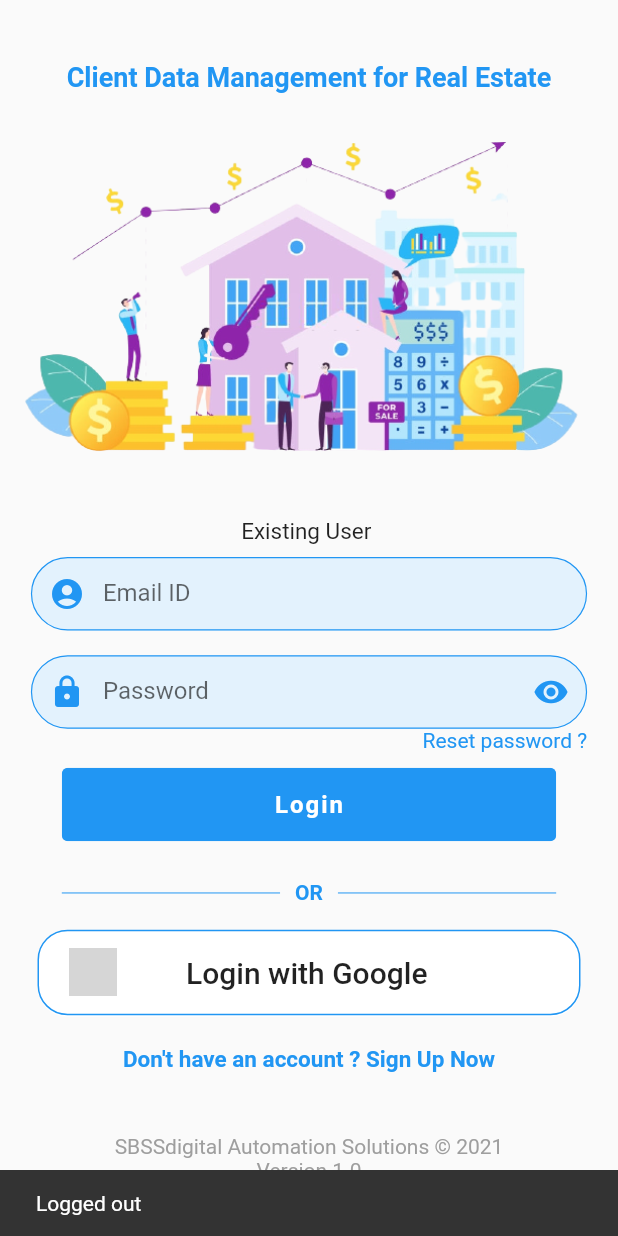
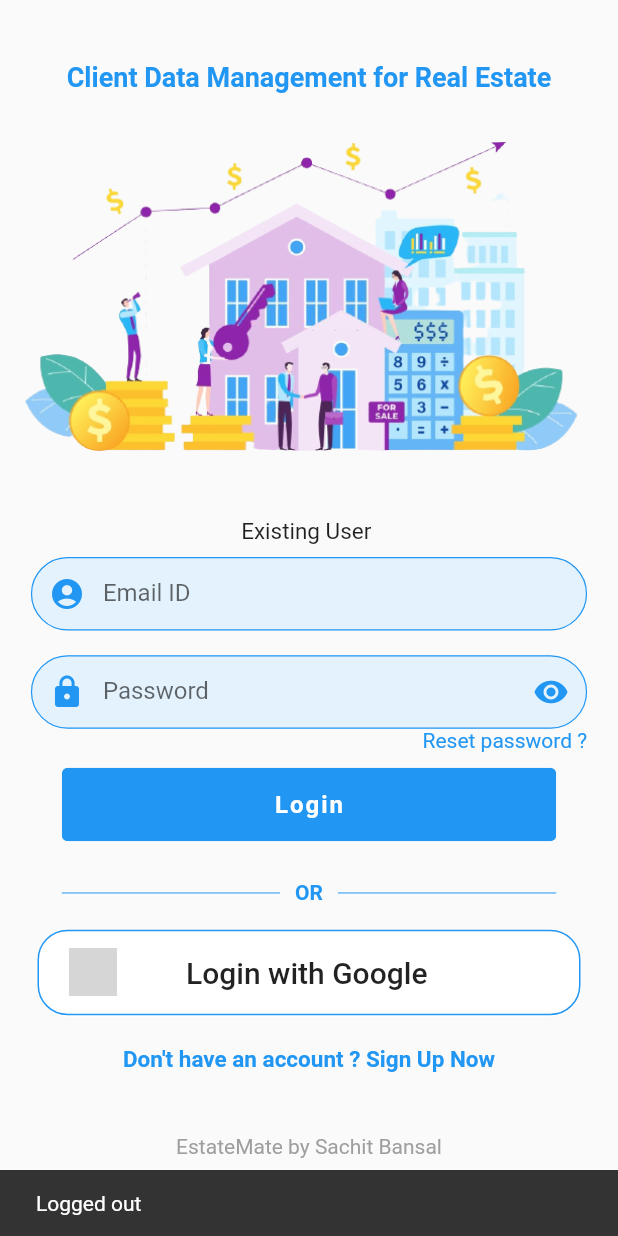
Before and after one commit to Sachitbansal/Property_Dealers_final, a Flutter app: the screen it shows once a user with an empty profile is signed in, item 4 of the bottom bar chosen, after a tap on "Signout", on a phone screen of 412 x 824 dp. Run offline on Flutter 3.47's test engine with Material 2 defaults, Android fonts, the phone set to English and light mode, and no system bars; our stand-ins replace carousel_slider, cloud_firestore, connectivity_plus, firebase_auth, firebase_core, firebase_crashlytics and 8 more; missing offline and left inert: flutter_carousel_slider; accounts and stored records are empty; network calls fail; grey boxes are pictures that could not be loaded.

Commit message:
changes in login page, sign up page, made profile page scrillable

```diff
--- a/lib/addHelper.dart
+++ b/lib/addHelper.dart
@@ -3,15 +3,15 @@ import 'package:google_mobile_ads/google_mobile_ads.dart';
 
 class AddHelper {
   static String homePageBannerKey() {
-    return 'ca-app-pub-1979824654658323/1440813210';
+    return 'ca-app-pub-1043664077333093/1036718028';
   }
 
   static String detailsPageBannerKey() {
-    return 'ca-app-pub-1979824654658323/5794705789';
+    return 'ca-app-pub-1043664077333093/7218982995';
   }
 
   static String addPropertyInterstitialAddKey() {
-    return 'ca-app-pub-1979824654658323/4290052428';
+    return 'ca-app-pub-1043664077333093/1228289717';
   }
 }
 
--- a/lib/pages/correct_signup.dart
+++ b/lib/pages/correct_signup.dart
@@ -78,6 +78,7 @@ class _SignUpState extends State<SignUp> {
                   padding: EdgeInsets.fromLTRB(20, size.height * .05, 20, 0),
                   child: const Text(
                     'Client Data Management for Real Estate',
+                    textAlign: TextAlign.center,
                     style: TextStyle(
                         fontWeight: FontWeight.bold,
                         fontSize: 18,
@@ -141,7 +142,7 @@ class _SignUpState extends State<SignUp> {
                   ),
                 ),
                 SizedBox(
-                  height: size.height * .01,
+                  height: size.height * .02,
                 ),
                 SizedBox(
                   width: size.width * .9,
@@ -314,16 +315,10 @@ class _SignUpState extends State<SignUp> {
                   ),
                 ),
                 SizedBox(
-                  height: size.height * .115,
+                  height: size.height * .02,
                 ),
                 const Text(
-                  'SBSSdigital Automation Solutions © 2021',
-                  style: TextStyle(
-                    color: Colors.grey,
-                  ),
-                ),
-                const Text(
-                  'Version 1.0',
+                  'EstateMate by Sachit Bansal',
                   style: TextStyle(
                     color: Colors.grey,
                   ),
--- a/lib/pages/home.dart
+++ b/lib/pages/home.dart
@@ -174,10 +174,7 @@ class _HomeState extends State<Home> {
                   ),
                   if (selectedPage == Page.profile)
                     Expanded(
-                      child: Column(
-                        children: [
-                          SingleChildScrollView(
-                            padding: const EdgeInsets.symmetric(vertical: 20),
+                      child: SingleChildScrollView(
                         child: Column(
                           children: [
                             ProfilePic(
@@ -273,8 +270,6 @@ class _HomeState extends State<Home> {
                           ],
                         ),
                       ),
-                        ],
-                      ),
                     ),
                   if (selectedPage == Page.home)
                     Expanded(
@@ -287,7 +282,7 @@ class _HomeState extends State<Home> {
                             child: Row(
                               children: [
                                 Text(
-                                  "Nearby Homes",
+                                  "Added Properties",
                                   style: GoogleFonts.play(
                                     color: const Color(0xff4d3a58),
                                     fontWeight: FontWeight.w600,
--- a/lib/pages/loginPage.dart
+++ b/lib/pages/loginPage.dart
@@ -71,6 +71,7 @@ class _LoginScreenState extends State<LoginScreen> {
                   padding: EdgeInsets.fromLTRB(20, size.height * .05, 20, 0),
                   child: const Text(
                     'Client Data Management for Real Estate',
+                    textAlign: TextAlign.center,
                     style: TextStyle(
                         fontWeight: FontWeight.bold,
                         fontSize: 18,
@@ -329,13 +330,7 @@ class _LoginScreenState extends State<LoginScreen> {
                   height: size.height * .05,
                 ),
                 const Text(
-                  'SBSSdigital Automation Solutions © 2021',
-                  style: TextStyle(
-                    color: Colors.grey,
-                  ),
-                ),
-                const Text(
-                  'Version 1.0',
+                  'EstateMate by Sachit Bansal',
                   style: TextStyle(
                     color: Colors.grey,
                   ),
```
Also changed, not shown: 1 other file. Lines whose indentation alone changed are shown as unchanged.
